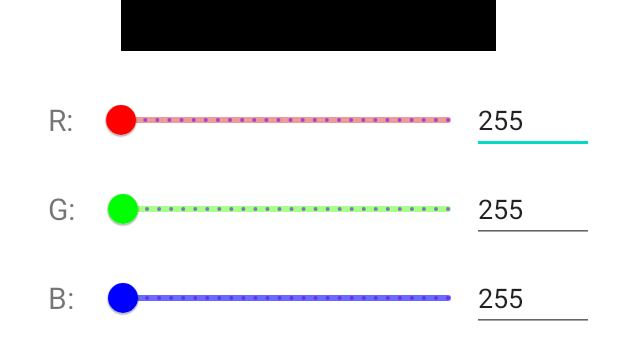
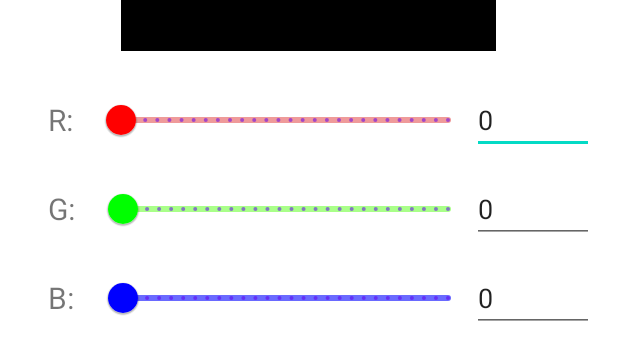
Before and after one commit to cailloutr/business-card-app, an Android app: the layout color_picker_fragment.xml on its own in the app's theme, with its tools: preview values and no code run, on a phone screen of 412 x 824 dp. Shown: the part 421-781 px from the top of the screen. Run offline under Robolectric (Android 15) with nearby library versions, the light colour scheme and no system bars.

Commit message:
Created the ColorPickerFragment.kt and the color_picker_fragment.xml to work as a dialog to dynamically pick a color

```diff
--- a/app/src/main/res/layout/color_picker_fragment.xml
+++ b/app/src/main/res/layout/color_picker_fragment.xml
@@ -43,7 +43,8 @@
         android:layout_width="0dp"
         android:layout_height="wrap_content"
         android:layout_margin="16dp"
-        android:stepSize="1"
+        android:stepSize="1.0"
+        android:value="0"
         android:valueFrom="0"
         android:valueTo="255"
         app:layout_constraintBottom_toBottomOf="@+id/tv_red_color"
@@ -51,18 +52,20 @@
         app:layout_constraintStart_toEndOf="@+id/tv_red_color"
         app:layout_constraintTop_toTopOf="@+id/tv_red_color"
         app:thumbColor="@color/red"
-        app:trackColor="@color/ligh_red" />
+        app:trackColor="@color/ligh_red"
+        app:haloColor="@color/ligh_red"/>
 
     <com.google.android.material.textfield.TextInputEditText
         android:id="@+id/input_red"
         android:layout_width="0dp"
         android:layout_height="wrap_content"
         android:layout_marginEnd="16dp"
+        android:inputType="number"
+        android:text="0"
         app:layout_constraintBottom_toBottomOf="@id/sld_red"
         app:layout_constraintEnd_toEndOf="parent"
         app:layout_constraintStart_toEndOf="@id/sld_red"
-        app:layout_constraintTop_toTopOf="@id/sld_red"
-        android:text="255" />
+        app:layout_constraintTop_toTopOf="@id/sld_red" />
 
     <com.google.android.material.textview.MaterialTextView
         android:id="@+id/tv_green_color"
@@ -80,6 +83,7 @@
         android:layout_height="wrap_content"
         android:layout_margin="16dp"
         android:stepSize="1"
+        android:value="0"
         android:valueFrom="0"
         android:valueTo="255"
         app:layout_constraintBottom_toBottomOf="@+id/tv_green_color"
@@ -87,18 +91,20 @@
         app:layout_constraintStart_toEndOf="@+id/tv_green_color"
         app:layout_constraintTop_toTopOf="@+id/tv_green_color"
         app:thumbColor="@color/green"
-        app:trackColor="@color/ligh_green" />
+        app:trackColor="@color/ligh_green"
+        app:haloColor="@color/ligh_green"/>
 
     <com.google.android.material.textfield.TextInputEditText
         android:id="@+id/input_green"
         android:layout_width="0dp"
         android:layout_height="wrap_content"
         android:layout_marginEnd="16dp"
+        android:inputType="number"
+        android:text="0"
         app:layout_constraintBottom_toBottomOf="@id/sld_green"
         app:layout_constraintEnd_toEndOf="parent"
         app:layout_constraintStart_toEndOf="@id/sld_green"
-        app:layout_constraintTop_toTopOf="@id/sld_green"
-        android:text="255" />
+        app:layout_constraintTop_toTopOf="@id/sld_green" />
 
     <com.google.android.material.textview.MaterialTextView
         android:id="@+id/tv_blue_color"
@@ -116,6 +122,7 @@
         android:layout_height="wrap_content"
         android:layout_margin="16dp"
         android:stepSize="1"
+        android:value="0"
         android:valueFrom="0"
         android:valueTo="255"
         app:layout_constraintBottom_toBottomOf="@+id/tv_blue_color"
@@ -123,18 +130,20 @@
         app:layout_constraintStart_toEndOf="@+id/tv_green_color"
         app:layout_constraintTop_toTopOf="@+id/tv_blue_color"
         app:thumbColor="@color/blue"
-        app:trackColor="@color/ligh_blue" />
+        app:trackColor="@color/ligh_blue"
+        app:haloColor="@color/ligh_blue"/>
 
     <com.google.android.material.textfield.TextInputEditText
         android:id="@+id/input_blue"
         android:layout_width="0dp"
         android:layout_height="wrap_content"
         android:layout_marginEnd="16dp"
+        android:inputType="number"
+        android:text="0"
         app:layout_constraintBottom_toBottomOf="@id/sld_blue"
         app:layout_constraintEnd_toEndOf="parent"
         app:layout_constraintStart_toEndOf="@id/sld_blue"
-        app:layout_constraintTop_toTopOf="@id/sld_blue"
-        android:text="255" />
+        app:layout_constraintTop_toTopOf="@id/sld_blue" />
 
 
 </androidx.constraintlayout.widget.ConstraintLayout>
```
Also changed, not shown: app/src/main/java/com/example/businesscard/ui/ColorPickerFragment.kt (+73 -21 lines).
